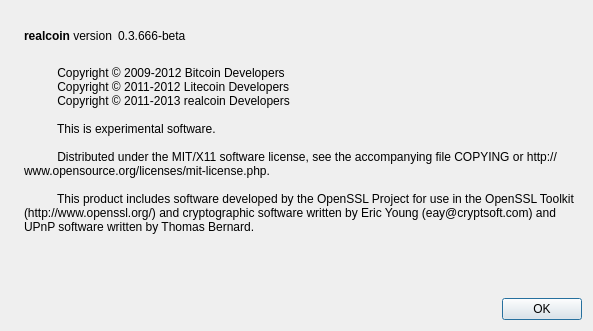
The window that src/qt/forms/aboutdialog.ui (realcoin/realcoin) describes before a commit, drawn with Qt 5.
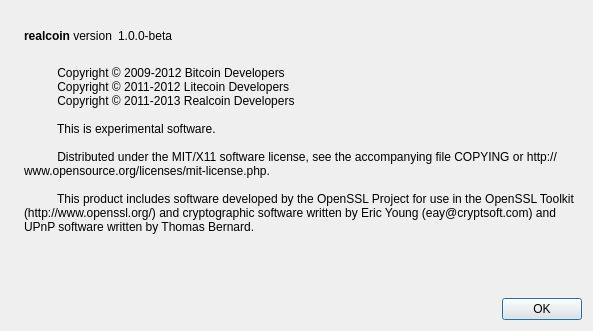
The same window after the commit. Icons and pictures are not drawn.

Diff of the .ui file:
```diff
--- a/src/qt/forms/aboutdialog.ui
+++ b/src/qt/forms/aboutdialog.ui
@@ -63,7 +63,7 @@
           <cursorShape>IBeamCursor</cursorShape>
          </property>
          <property name="text">
-          <string notr="true">0.3.666-beta</string>
+          <string notr="true">1.0.0-beta</string>
          </property>
          <property name="textFormat">
           <enum>Qt::RichText</enum>
@@ -97,7 +97,7 @@
         <string>
           Copyright © 2009-2012 Bitcoin Developers
           Copyright © 2011-2012 Litecoin Developers
-          Copyright © 2011-2013 realcoin Developers
+          Copyright © 2011-2013 Realcoin Developers
 
           This is experimental software.
 
```
Left out of the diff: 2 changed lines with no effect on the pictures.
